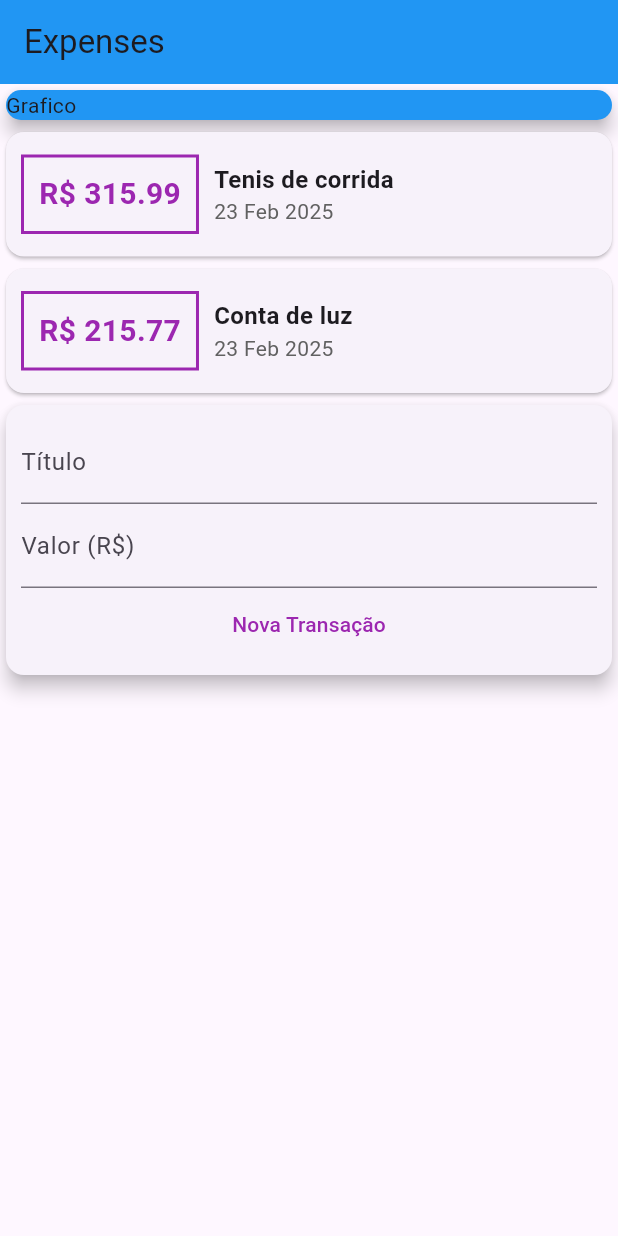
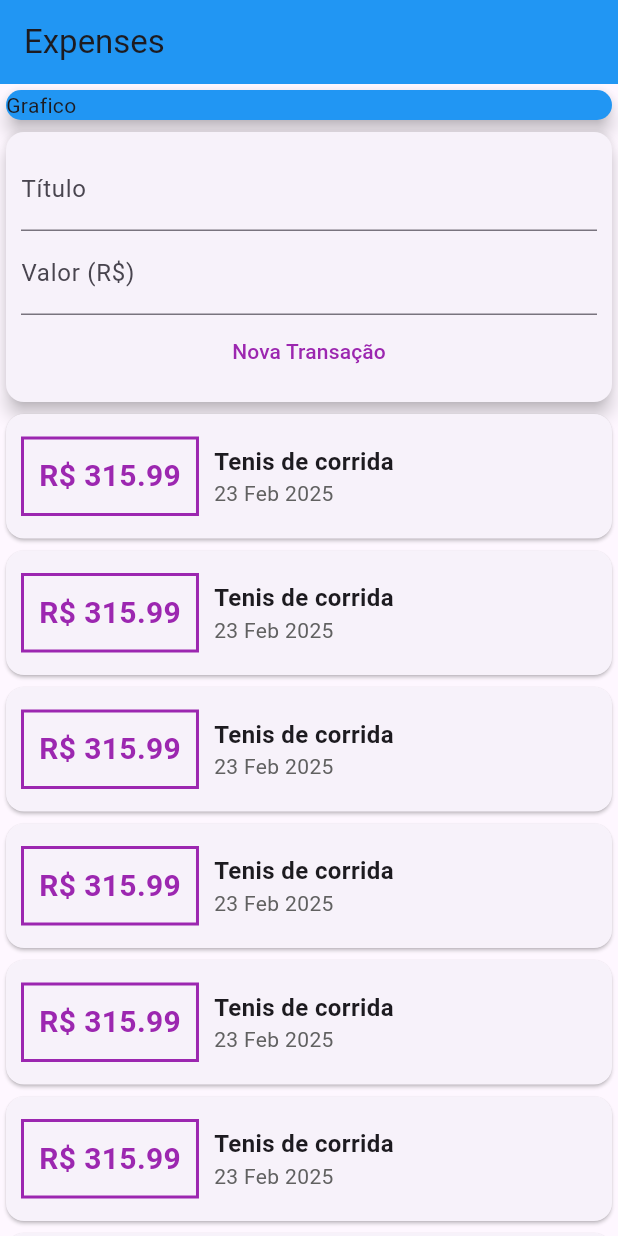
Before and after one commit to Petw143/despesas_pessoais, a Flutter app: the screen it shows after launch, on a phone screen of 412 x 824 dp. Run offline on Flutter 3.47's test engine with Material 3 defaults, Android fonts, the phone set to English and light mode, and no system bars.

Commit message:
Envolvendo a coluna da lista com SingleChildScrollView

```diff
--- a/lib/components/transaction_user.dart
+++ b/lib/components/transaction_user.dart
@@ -16,7 +16,15 @@ class _TransactionUserState extends State<TransactionUser> {
 
   final _transactions = [
     Transaction(id: "t1", title: "Tenis de corrida", value: 315.99, date: DateTime.now()),
-    Transaction(id: "t2", title: "Conta de luz", value: 215.77, date: DateTime.now())
+    Transaction(id: "t2", title: "Tenis de corrida", value: 315.99, date: DateTime.now()),
+    Transaction(id: "t3", title: "Tenis de corrida", value: 315.99, date: DateTime.now()),
+    Transaction(id: "t4", title: "Tenis de corrida", value: 315.99, date: DateTime.now()),
+    Transaction(id: "t5", title: "Tenis de corrida", value: 315.99, date: DateTime.now()),
+    Transaction(id: "t6", title: "Tenis de corrida", value: 315.99, date: DateTime.now()),
+    Transaction(id: "t7", title: "Tenis de corrida", value: 315.99, date: DateTime.now()),
+    Transaction(id: "t8", title: "Tenis de corrida", value: 315.99, date: DateTime.now()),
+    Transaction(id: "t9", title: "Tenis de corrida", value: 315.99, date: DateTime.now()),
+    Transaction(id: "t10", title: "Conta de luz", value: 215.77, date: DateTime.now())
   ];
 
   void _addTransaction(String title, double value) {
@@ -36,8 +44,8 @@ class _TransactionUserState extends State<TransactionUser> {
   Widget build(BuildContext context) {
     return Column(
       children: <Widget>[
-        TransactionList(_transactions),
-        TransactionForm(_addTransaction)
+        TransactionForm(_addTransaction),
+        TransactionList(_transactions)
       ],
     );
   }
--- a/lib/main.dart
+++ b/lib/main.dart
@@ -22,7 +22,8 @@ class MyHomePage extends StatelessWidget {
         backgroundColor: Colors.blue,
         title: Text("Expenses"),
       ),
-      body: Column(
+      body: SingleChildScrollView(
+        child: Column(
           crossAxisAlignment:  CrossAxisAlignment.stretch,
           children: <Widget>[
             Container(
@@ -34,6 +35,7 @@ class MyHomePage extends StatelessWidget {
             ),
             TransactionUser()
           ],
+        ),
       )
     );
   }
```
Lines whose indentation alone changed are shown as unchanged.
